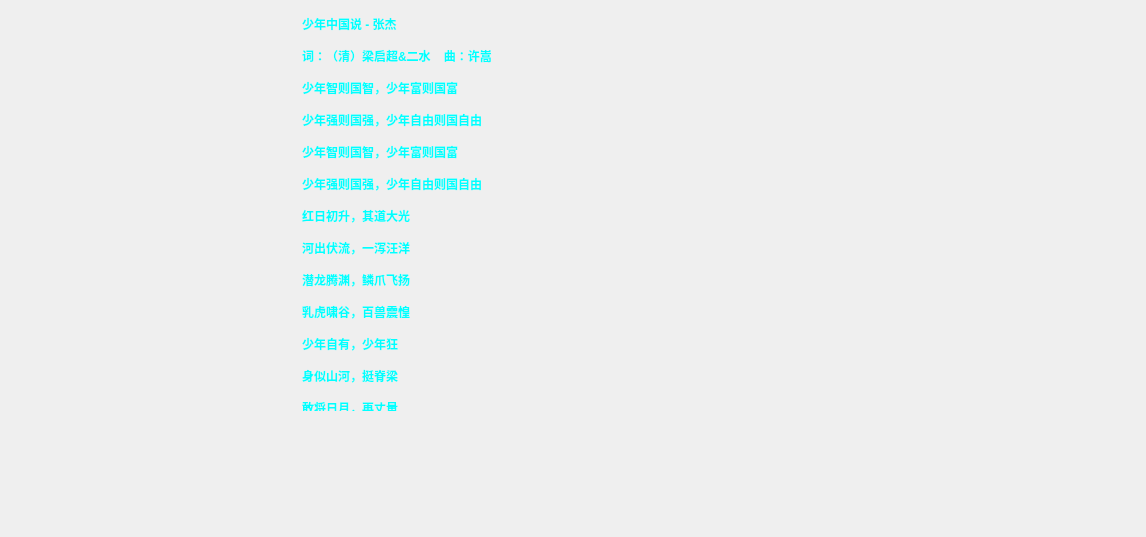
The window that VideoPlayer/musicmodels/CusLabel.ui (huizhang556/pc-video-player) describes before a commit, drawn with Qt 5.
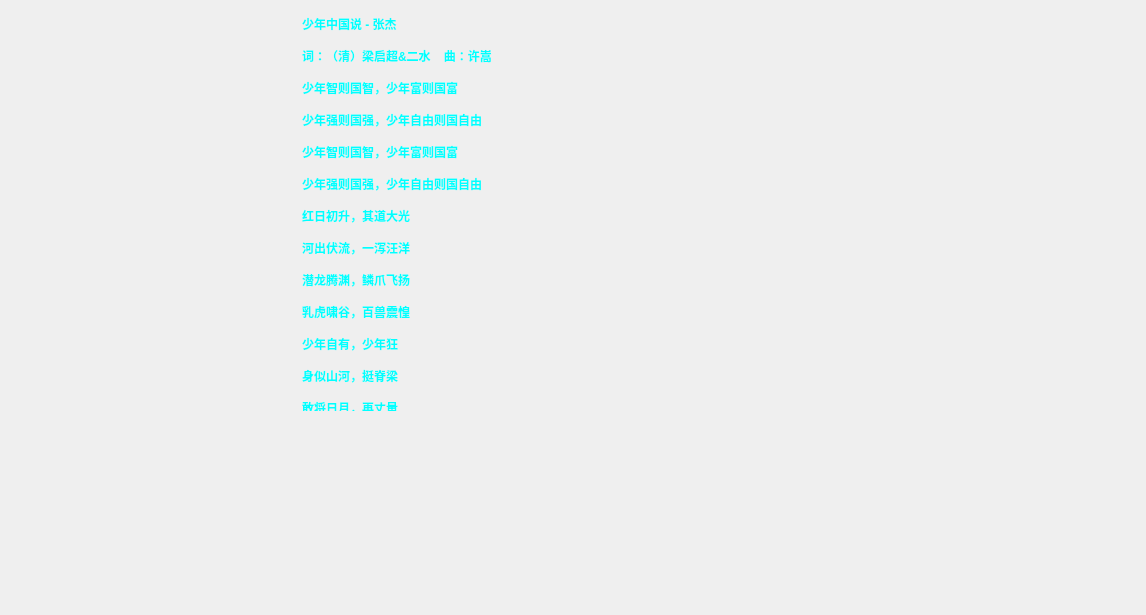
The same window after the commit. Custom widgets are drawn as their Qt base class.

Patch:
```diff
--- a/VideoPlayer/musicmodels/CusLabel.ui
+++ b/VideoPlayer/musicmodels/CusLabel.ui
@@ -7,7 +7,7 @@
     <x>0</x>
     <y>0</y>
     <width>1146</width>
-    <height>509</height>
+    <height>539</height>
    </rect>
   </property>
   <property name="windowTitle">
@@ -18,7 +18,7 @@
   </property>
   <layout class="QVBoxLayout" name="verticalLayout_2">
    <property name="bottomMargin">
-    <number>0</number>
+    <number>78</number>
    </property>
    <item>
     <layout class="QVBoxLayout" name="verticalLayout">
```
